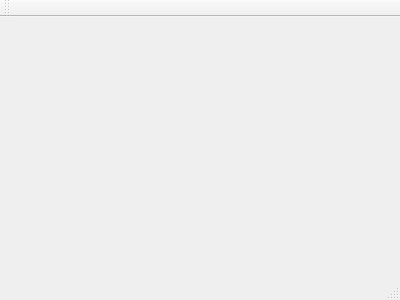
Above: mainwindow.ui from hchaudhry/mail_client before the change. Below: the same form after it.
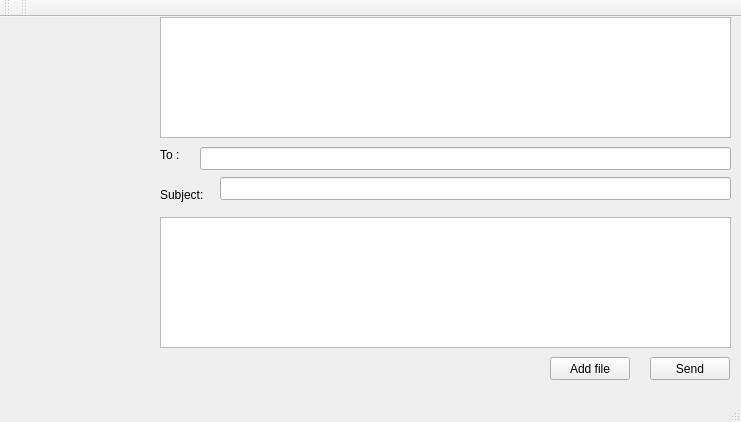
That is the form after the change.

Patch:
```diff
--- a/mainwindow.ui
+++ b/mainwindow.ui
@@ -1,24 +1,143 @@
 <ui version="4.0">
  <class>MainWindow</class>
- <widget class="QMainWindow" name="MainWindow" >
-  <property name="geometry" >
+ <widget class="QMainWindow" name="MainWindow">
+  <property name="geometry">
    <rect>
     <x>0</x>
     <y>0</y>
-    <width>400</width>
-    <height>300</height>
+    <width>741</width>
+    <height>422</height>
    </rect>
   </property>
   <property name="windowTitle" >
    <string>MainWindow</string>
   </property>
-  <widget class="QMenuBar" name="menuBar" />
-  <widget class="QToolBar" name="mainToolBar" />
-  <widget class="QWidget" name="centralWidget" />
-  <widget class="QStatusBar" name="statusBar" />
+  <widget class="QWidget" name="centralWidget">
+   <widget class="QTableView" name="tableView">
+    <property name="geometry">
+     <rect>
+      <x>160</x>
+      <y>0</y>
+      <width>571</width>
+      <height>121</height>
+     </rect>
+    </property>
+   </widget>
+   <widget class="QLabel" name="label">
+    <property name="geometry">
+     <rect>
+      <x>160</x>
+      <y>130</y>
+      <width>31</width>
+      <height>16</height>
+     </rect>
+    </property>
+    <property name="text">
+     <string>To :</string>
+    </property>
+   </widget>
+   <widget class="QLineEdit" name="to_textbox">
+    <property name="geometry">
+     <rect>
+      <x>200</x>
+      <y>130</y>
+      <width>531</width>
+      <height>23</height>
+     </rect>
+    </property>
+   </widget>
+   <widget class="QLabel" name="label_2">
+    <property name="geometry">
+     <rect>
+      <x>160</x>
+      <y>170</y>
+      <width>59</width>
+      <height>15</height>
+     </rect>
+    </property>
+    <property name="text">
+     <string>Subject:</string>
+    </property>
+   </widget>
+   <widget class="QLineEdit" name="subject_textbox">
+    <property name="geometry">
+     <rect>
+      <x>220</x>
+      <y>160</y>
+      <width>511</width>
+      <height>23</height>
+     </rect>
+    </property>
+   </widget>
+   <widget class="QTextEdit" name="email_conten_box">
+    <property name="geometry">
+     <rect>
+      <x>160</x>
+      <y>200</y>
+      <width>571</width>
+      <height>131</height>
+     </rect>
+    </property>
+   </widget>
+   <widget class="QPushButton" name="sendButton">
+    <property name="geometry">
+     <rect>
+      <x>650</x>
+      <y>340</y>
+      <width>80</width>
+      <height>23</height>
+     </rect>
+    </property>
+    <property name="text">
+     <string>Send</string>
+    </property>
+   </widget>
+   <widget class="QPushButton" name="file_explorer_btn">
+    <property name="geometry">
+     <rect>
+      <x>550</x>
+      <y>340</y>
+      <width>80</width>
+      <height>23</height>
+     </rect>
+    </property>
+    <property name="text">
+     <string>Add file</string>
+    </property>
+   </widget>
+  </widget>
+  <widget class="QMenuBar" name="menuBar">
+   <property name="geometry">
+    <rect>
+     <x>0</x>
+     <y>0</y>
+     <width>741</width>
+     <height>20</height>
+    </rect>
+   </property>
+  </widget>
+  <widget class="QToolBar" name="mainToolBar">
+   <attribute name="toolBarArea">
+    <enum>TopToolBarArea</enum>
+   </attribute>
+   <attribute name="toolBarBreak">
+    <bool>false</bool>
+   </attribute>
+  </widget>
+  <widget class="QStatusBar" name="statusBar"/>
+  <widget class="QToolBar" name="toolBar">
+   <property name="windowTitle">
+    <string>toolBar</string>
+   </property>
+   <attribute name="toolBarArea">
+    <enum>TopToolBarArea</enum>
+   </attribute>
+   <attribute name="toolBarBreak">
+    <bool>false</bool>
+   </attribute>
+  </widget>
  </widget>
- <layoutDefault spacing="6" margin="11" />
- <pixmapfunction></pixmapfunction>
+ <layoutdefault spacing="6" margin="11"/>
  <resources/>
  <connections/>
 </ui>
```
Left out of the diff: 3 changed lines with no effect on the pictures.
